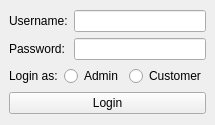
Old version of the form mainwindow.ui in the repository ahmedyehia1/Car-Agency.
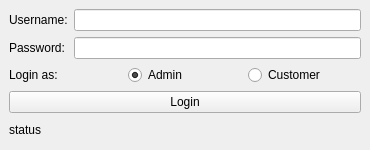
New version of the form.

What changed in the file:
```diff
--- a/mainwindow.ui
+++ b/mainwindow.ui
@@ -6,8 +6,8 @@
    <rect>
     <x>0</x>
     <y>0</y>
-    <width>198</width>
-    <height>125</height>
+    <width>370</width>
+    <height>150</height>
    </rect>
   </property>
   <property name="sizePolicy">
@@ -20,6 +20,8 @@
    <string>Login</string>
   </property>
   <widget class="QWidget" name="centralwidget">
+   <layout class="QVBoxLayout" name="verticalLayout_5">
+    <item>
    <layout class="QVBoxLayout" name="verticalLayout_4">
     <item>
      <layout class="QVBoxLayout" name="verticalLayout_3">
@@ -55,7 +57,11 @@
            <widget class="QLineEdit" name="lineEdit"/>
           </item>
           <item>
-           <widget class="QLineEdit" name="lineEdit_2"/>
+             <widget class="QLineEdit" name="lineEdit_2">
+              <property name="echoMode">
+               <enum>QLineEdit::Password</enum>
+              </property>
+             </widget>
           </item>
          </layout>
         </item>
@@ -75,6 +81,9 @@
           <property name="text">
            <string>Admin</string>
           </property>
+            <property name="checked">
+             <bool>true</bool>
+            </property>
          </widget>
         </item>
         <item>
@@ -82,6 +91,9 @@
           <property name="text">
            <string>Customer</string>
           </property>
+            <property name="checked">
+             <bool>false</bool>
+            </property>
          </widget>
         </item>
        </layout>
@@ -95,6 +107,15 @@
       </item>
      </layout>
     </item>
+      <item>
+       <widget class="QLabel" name="label_4">
+        <property name="text">
+         <string>status</string>
+        </property>
+       </widget>
+      </item>
+     </layout>
+    </item>
    </layout>
   </widget>
  </widget>
```
Left out of the diff: 19 changed lines with no effect on the pictures. Lines whose indentation alone changed are shown as unchanged.
